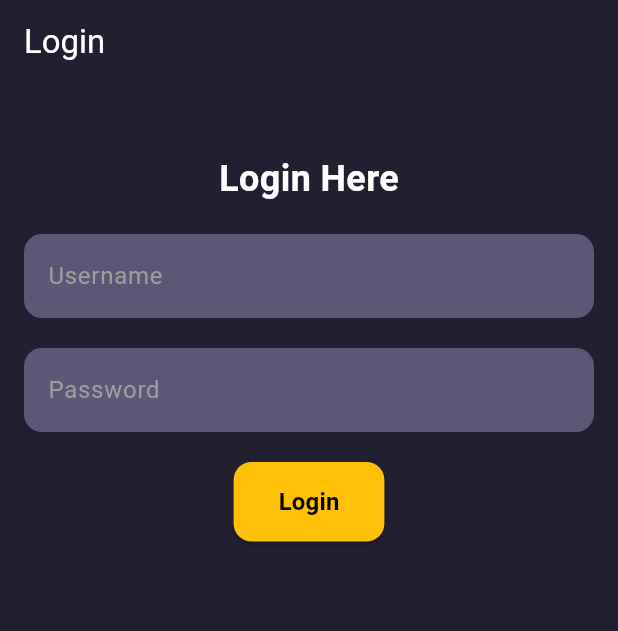
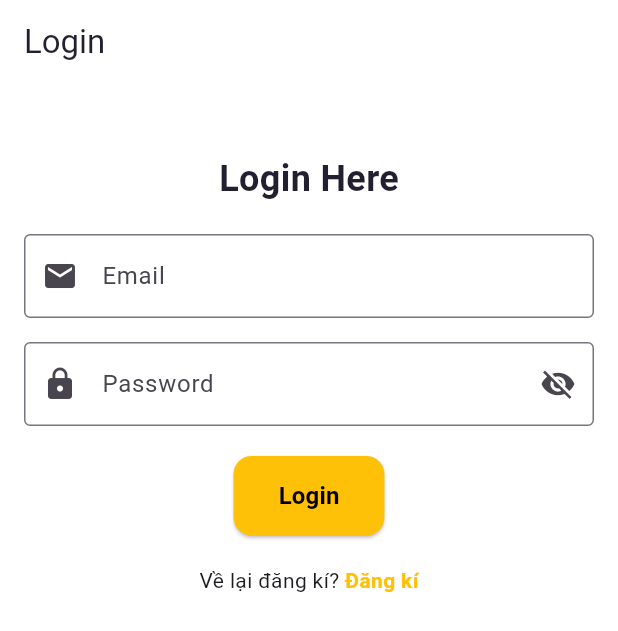
Before and after one commit to Ngduylan2004/app_movies, a Flutter app: the LoginScreen screen opened directly, on a phone screen of 412 x 824 dp. Shown: the top 631 px of the screen. Run offline on Flutter 3.47's test engine with Material 3 defaults, Android fonts, the phone set to English and light mode, and no system bars; drawn by our look-alikes of loading_overlay; our stand-ins replace carousel_slider, cloud_firestore, dio, equatable, firebase_auth, firebase_core and 3 more; accounts and stored records are empty; statements that could not run were skipped.

Commit message:
update register and login

```diff
--- a/lib/main.dart
+++ b/lib/main.dart
@@ -1,7 +1,7 @@
 import 'package:app_movies/data/repostory/movies_repostory_impl.dart';
+import 'package:app_movies/presentation/authen/splash.cree.dart';
 import 'package:app_movies/presentation/home/bloc/home_bloc.dart';
 import 'package:app_movies/presentation/search/bloc/search_bloc.dart';
-import 'package:app_movies/presentation/sign_up/register_screen.dart';
 import 'package:firebase_core/firebase_core.dart';
 import 'package:flutter/material.dart';
 import 'package:flutter_bloc/flutter_bloc.dart';
@@ -24,7 +24,7 @@ void main() async {
     ],
     child: const MaterialApp(
       debugShowCheckedModeBanner: false,
-      home: RegisterScreen(),
+      home: SplashScreen(),
     ),
   ));
 }
--- a/lib/presentation/newFeed/newfeed_screen.dart
+++ b/lib/presentation/newFeed/newfeed_screen.dart
@@ -2,7 +2,7 @@ import 'package:app_movies/data/repostory/movies_repostory_impl.dart';
 import 'package:app_movies/presentation/newFeed/bloc/new_feed_bloc.dart';
 import 'package:app_movies/presentation/newFeed/widget/newfeed_banner_widget.dart';
 import 'package:app_movies/presentation/newFeed/widget/newfeed_widget.dart';
-import 'package:app_movies/presentation/sign_in/login_screen.dart';
+import 'package:app_movies/presentation/sign_up/register_screen.dart';
 import 'package:app_movies/presentation/theme.dart';
 import 'package:flutter/material.dart';
 import 'package:flutter_bloc/flutter_bloc.dart';
@@ -56,12 +56,12 @@ class NewfeedScreen extends StatelessWidget {
                 onPressed: () {
                   // Thực hiện hành động khi nhấn vào biểu tượng logout
                   // Ví dụ: Điều hướng về trang đăng nhập hoặc thực hiện logout
-                  print('Đăng xuất');
+
                   // Thêm logic đăng xuất tại đây, ví dụ gọi API đăng xuất hoặc điều hướng
                   Navigator.pushReplacement(
                     context,
                     MaterialPageRoute(
-                        builder: (context) => const LoginScreen()),
+                        builder: (context) => const RegisterScreen()),
                   );
                 },
               ),
--- a/lib/presentation/sign_in/bloc/sign_in_event.dart
+++ b/lib/presentation/sign_in/bloc/sign_in_event.dart
@@ -1,10 +1,14 @@
 part of 'sign_in_bloc.dart';
 
-class SignInEvent {
+class SignInEvent extends Equatable {
   final String email;
   final String passWord;
 
-  SignInEvent(this.email, this.passWord);
+  const SignInEvent(this.email, this.passWord);
+
+  @override
+  // TODO: implement props
+  List<Object?> get props => [email, passWord];
 }
 
 // class SignOutEvent extends SignInEvent {
--- a/lib/presentation/sign_in/bloc/sign_in_state.dart
+++ b/lib/presentation/sign_in/bloc/sign_in_state.dart
@@ -5,6 +5,8 @@ class SignInFailure extends SignInState {
   final String error;
 
   const SignInFailure(this.error);
+  @override
+  List<Object?> get props => [error];
 }
 
 // Trạng thái khởi tạo
@@ -18,14 +20,18 @@ class SignInLoading extends SignInState {
 }
 
 // Trạng thái cơ bản cho đăng nhập
-abstract class SignInState {
+abstract class SignInState extends Equatable {
   const SignInState();
+  @override
+  List<Object?> get props => [];
 }
 
 class SignInSuccess extends SignInState {
   final String userId;
 
   const SignInSuccess(this.userId);
+  @override
+  List<Object?> get props => [userId];
 }
 
 // class SignOutSuccess extends SignInState {}
--- a/lib/presentation/sign_in/login_screen.dart
+++ b/lib/presentation/sign_in/login_screen.dart
@@ -1,7 +1,9 @@
 import 'package:app_movies/presentation/home/home_screen.dart';
 import 'package:app_movies/presentation/sign_in/bloc/sign_in_bloc.dart';
+import 'package:app_movies/presentation/sign_up/register_screen.dart';
 import 'package:flutter/material.dart';
 import 'package:flutter_bloc/flutter_bloc.dart';
+import 'package:loading_overlay/loading_overlay.dart';
 
 class LoginScreen extends StatefulWidget {
   const LoginScreen({super.key});
@@ -12,19 +14,24 @@ class LoginScreen extends StatefulWidget {
 
 class _LoginScreenState extends State<LoginScreen> {
   final TextEditingController _emailController = TextEditingController();
+  final TextEditingController _passController = TextEditingController();
+  bool _isPasswordVisible = false;
+  bool _isLoading =
+      false; // Thay đổi thành không final để có thể thay đổi trạng thái
+  final _formKey = GlobalKey<FormState>();
 
-  final TextEditingController _passController = TextEditingController();
-
-  final _formKey = GlobalKey<FormState>();
   @override
   Widget build(BuildContext context) {
-    return Scaffold(
+    return LoadingOverlay(
+      isLoading: _isLoading,
+      child: Scaffold(
+        backgroundColor: Colors.white,
         appBar: AppBar(
           title: const Text(
             'Login',
-          style: TextStyle(color: Colors.white),
+            style: TextStyle(color: Color(0xff211F30)),
           ),
-        backgroundColor: const Color(0xff211F30),
+          backgroundColor: Colors.transparent,
         ),
         body: BlocProvider(
           create: (context) => SignInBloc(),
@@ -32,7 +39,6 @@ class _LoginScreenState extends State<LoginScreen> {
             padding: const EdgeInsets.all(16.0),
             child: SingleChildScrollView(
               child: Form(
-              // Bọc các TextFormField bằng Form
                 key: _formKey, // Gán key cho Form
                 child: Column(
                   mainAxisAlignment: MainAxisAlignment.center,
@@ -43,76 +49,85 @@ class _LoginScreenState extends State<LoginScreen> {
                       style: TextStyle(
                         fontSize: 24,
                         fontWeight: FontWeight.bold,
-                      color: Colors.white,
+                        color: Color(0xff211F30),
                       ),
                     ),
                     const SizedBox(height: 20),
-                  // Username field
+                    // Trường nhập email
                     TextFormField(
                       controller: _emailController,
-                    decoration: InputDecoration(
-                      labelText: 'Username',
-                      labelStyle: const TextStyle(color: Colors.grey),
-                      filled: true,
-                      fillColor: const Color.fromARGB(255, 91, 87, 118),
-                      border: OutlineInputBorder(
-                        borderRadius: BorderRadius.circular(12),
-                        borderSide: BorderSide.none,
-                      ),
-                    ),
+                      decoration: const InputDecoration(
+                          labelText: 'Email',
+                          prefixIcon: Icon(Icons.email),
+                          border: OutlineInputBorder(),
+                          fillColor: Colors.white),
                       validator: (value) {
                         if (value == null || value.isEmpty) {
-                        return 'Vui lòng nhập Username!';
+                          return ('Vui lòng nhập vào ô văn bản!');
                         }
                         if (!RegExp(r'^[^@]+@[^@]+\.[^@]+').hasMatch(value)) {
                           return 'Vui lòng nhập đúng định dạng email!';
                         }
                         return null;
                       },
-                    style: const TextStyle(color: Colors.white),
+                      keyboardType: TextInputType.emailAddress,
                     ),
-                  const SizedBox(height: 20),
-                  // Password field
+                    const SizedBox(height: 16.0),
+                    // Trường nhập mật khẩu
                     TextFormField(
                       controller: _passController,
-                    obscureText: true,
                       decoration: InputDecoration(
                         labelText: 'Password',
-                      labelStyle: const TextStyle(color: Colors.grey),
-                      filled: true,
-                      fillColor: const Color.fromARGB(255, 91, 87, 118),
-                      border: OutlineInputBorder(
-                        borderRadius: BorderRadius.circular(12),
-                        borderSide: BorderSide.none,
+                        prefixIcon: const Icon(Icons.lock),
+                        suffixIcon: IconButton(
+                          icon: Icon(
+                            _isPasswordVisible
+                                ? Icons.visibility
+                                : Icons.visibility_off,
                           ),
+                          onPressed: () {
+                            setState(() {
+                              _isPasswordVisible = !_isPasswordVisible;
+                            });
+                          },
+                        ),
+                        border: const OutlineInputBorder(),
                       ),
                       validator: (value) {
                         if (value == null || value.isEmpty) {
-                        return 'Vui lòng nhập mật khẩu!';
+                          return ('Vui lòng nhập vào ô văn bản!');
                         }
                         if (value.length < 6) {
-                        return 'Mật khẩu phải có ít nhất 6 ký tự!';
+                          return ('Vui lòng nhập trên 6 kí tự');
                         }
                         return null;
                       },
-                    style: const TextStyle(color: Colors.white),
+                      obscureText: !_isPasswordVisible,
                     ),
                     const SizedBox(height: 20),
-                  // Login button
-                  BlocBuilder<SignInBloc, SignInState>(
-                    builder: (context, state) {
-                      return ElevatedButton(
-                        onPressed: () async {
-                          // Kiểm tra form có hợp lệ không
-                          if (_formKey.currentState!.validate()) {
-                            context.read<SignInBloc>().add(SignInEvent(
-                                _emailController.text, _passController.text));
+                    // Nút đăng nhập
+                    BlocConsumer<SignInBloc, SignInState>(
+                      listener: (context, state) {
+                        if (state is SignInLoading) {
+                          setState(() {
+                            _isLoading = true; // Bắt đầu loading
+                          });
                         }
-
+                        if (state is SignInFailure) {
+                          setState(() {
+                            _isLoading = false; // Dừng loading khi thất bại
+                          });
+                          ScaffoldMessenger.of(context).showSnackBar(
+                            SnackBar(
+                              content: Text(state.error),
+                              backgroundColor: Colors.red,
+                            ),
+                          );
+                        }
                         if (state is SignInSuccess) {
-                            context.read<SignInBloc>().add(SignInEvent(
-                                _emailController.text, _passController.text));
-                            // Giả định rằng bạn có trạng thái SignInSuccess
+                          setState(() {
+                            _isLoading = false; // Dừng loading khi thành công
+                          });
                           Navigator.pushReplacement(
                             context,
                             MaterialPageRoute(
@@ -120,17 +135,18 @@ class _LoginScreenState extends State<LoginScreen> {
                             ),
                           );
                         }
-                          // } else if (state is SignInFailure) {
-                          //   // Hiển thị thông báo lỗi nếu đăng nhập không thành công
-                          //   ScaffoldMessenger.of(context).showSnackBar(
-                          //     const SnackBar(
-                          //         content: Text('Đăng nhập không thành công.')),
-                          //   );
-                          // }
+                      },
+                      builder: (context, state) {
+                        return ElevatedButton(
+                          onPressed: () async {
+                            // Kiểm tra xem form có hợp lệ không
+                            if (_formKey.currentState!.validate()) {
+                              context.read<SignInBloc>().add(SignInEvent(
+                                  _emailController.text, _passController.text));
+                            }
                           },
                           style: ElevatedButton.styleFrom(
-                          backgroundColor:
-                              const Color(0xffFFC107), // Màu của nút
+                            backgroundColor: const Color(0xffFFC107),
                             padding: const EdgeInsets.symmetric(
                                 vertical: 15, horizontal: 30),
                             shape: RoundedRectangleBorder(
@@ -148,16 +164,37 @@ class _LoginScreenState extends State<LoginScreen> {
                         );
                       },
                     ),
-
                     const SizedBox(height: 20),
+                    Row(
+                      mainAxisAlignment: MainAxisAlignment.center,
+                      children: [
+                        const Text('Về lại đăng kí? '),
+                        GestureDetector(
+                          onTap: () {
+                            Navigator.pushReplacement(
+                              context,
+                              MaterialPageRoute(
+                                builder: (context) => const RegisterScreen(),
+                              ),
+                            );
+                          },
+                          child: const Text(
+                            'Đăng kí',
+                            style: TextStyle(
+                              fontWeight: FontWeight.bold,
+                              color: Color(0xffFFC107),
+                            ),
+                          ),
+                        ),
+                      ],
+                    ),
                   ],
                 ),
               ),
             ),
           ),
         ),
-      backgroundColor:
-          const Color(0xff211F30), // Set background color for the entire screen
+      ),
     );
   }
 }
--- a/lib/presentation/sign_up/bloc/signup_state.dart
+++ b/lib/presentation/sign_up/bloc/signup_state.dart
@@ -1,9 +1,9 @@
 part of 'signup_bloc.dart';
 
 class SignupFailure extends SignupState {
-  final String message;
+  final String error;
 
-  SignupFailure({required this.message});
+  SignupFailure(this.error);
 }
 
 class SignupInitial extends SignupState {}
--- a/pubspec.yaml
+++ b/pubspec.yaml
@@ -42,6 +42,9 @@ dependencies:
   cloud_firestore: ^5.4.1
   firebase_core: ^3.6.0
   cupertino_icons: ^1.0.6
+  equatable: ^2.0.5
+  loading_overlay: ^0.4.2
+  shared_preferences: ^2.3.2
   # The following adds the Cupertino Icons font to your application.
   # Use with the CupertinoIcons class for iOS style icons.
 
```
Also changed, not shown: lib/presentation/authen/bloc/auth_bloc.dart (added, +25 -0 lines), lib/presentation/authen/bloc/auth_event.dart (added, +12 -0 lines), lib/presentation/authen/bloc/auth_state.dart (added, +14 -0 lines), lib/presentation/authen/splash.cree.dart (added, +44 -0 lines), lib/presentation/sign_in/bloc/sign_in_bloc.dart (+10 -7 lines), lib/presentation/sign_in/login.dart (added, +154 -0 lines), lib/presentation/sign_up/bloc/signup_bloc.dart (+12 -14 lines), lib/presentation/sign_up/register_screen.dart (+88 -63 lines), pubspec.lock, 1 other file. Lines whose indentation alone changed are shown as unchanged.
